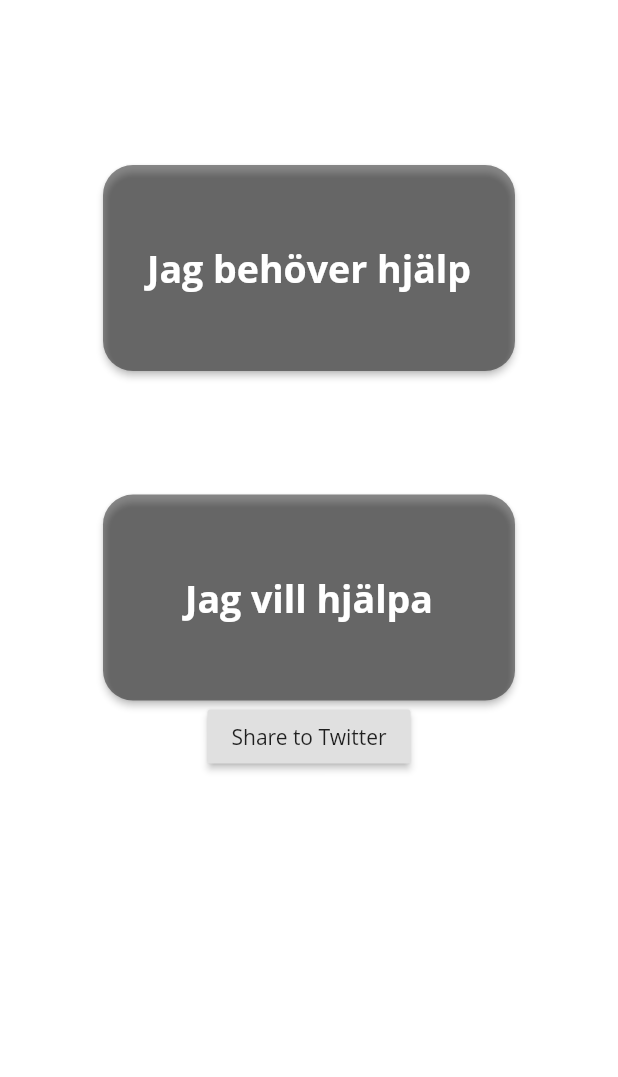
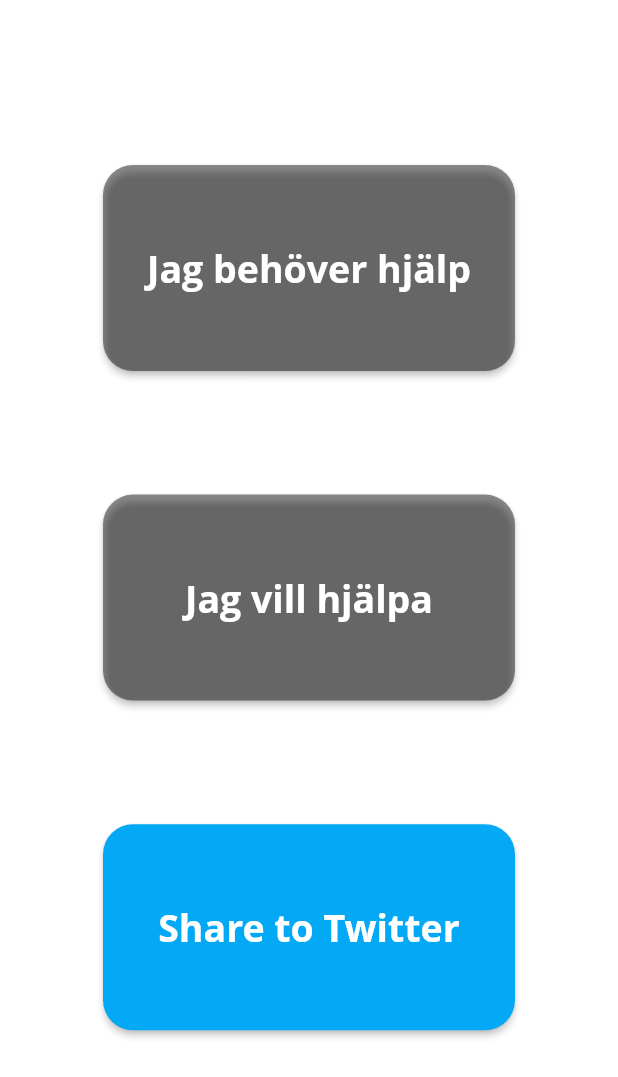
Before and after one commit to wolfieon/helpapp, a Flutter app: the HomeView screen opened directly, on a phone screen of 412 x 824 dp. Shown: the top 1077 px of the screen. Run offline on Flutter 3.47's test engine with Material 2 defaults, Android fonts, the phone set to English and light mode, and no system bars; our stand-ins replace cloud_firestore, curved_navigation_bar, firebase_auth, flutter_map, geolocator, get_it and 4 more; missing offline and left inert: agora_rtc_engine, social_share_plugin; accounts and stored records are empty.

Commit message:
better icons and nice twitter button

```diff
--- a/lib/ui/views/home_view.dart
+++ b/lib/ui/views/home_view.dart
@@ -66,8 +66,18 @@
               ),
             ),
         ),
-            RaisedButton(
-              child: Text('Share to Twitter'),
+        SizedBox(height: screenHeight(context)/10),
+        ButtonTheme(
+            minWidth: screenWidth(context)/1.5,
+            height: screenHeight(context)/6,
+            child: RaisedButton(
+              shape: RoundedRectangleBorder(borderRadius: BorderRadius.circular(20)),
+              color: Colors.lightBlue,
+              child: Text('Share to Twitter', style: GoogleFonts.openSans(
+                        textStyle: TextStyle(
+                            color: Colors.white,
+                            fontSize: 25,
+                            fontWeight: FontWeight.w600))),
               onPressed: () async {
                 String url = '[insert helpapp link here]';
                 final text =
@@ -86,6 +96,7 @@
                 print(result);
               },
             ),
+          ),
         ]
       ),
     );
```
Also changed, not shown: lib/ui/views/looking_to_help_view.dart (+12 -1 lines), 2 other files.
